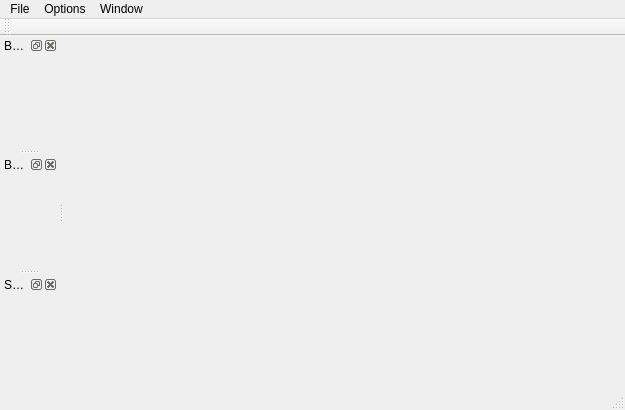
The window that ui/qhda.ui (pussbb/QHDA) describes before a commit, drawn with Qt 5.
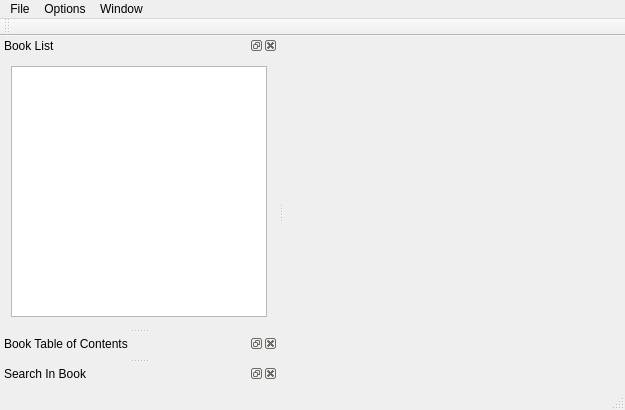
The same window after the commit.

Commit message: added saveing window layout

What changed in the file:
```diff
--- a/ui/qhda.ui
+++ b/ui/qhda.ui
@@ -62,14 +62,20 @@
    </attribute>
   </widget>
   <widget class="QStatusBar" name="statusBar"/>
-  <widget class="QDockWidget" name="BookList">
+  <widget class="QDockWidget" name="dBookList">
    <property name="windowTitle">
     <string>Book List</string>
    </property>
    <attribute name="dockWidgetArea">
     <number>1</number>
    </attribute>
-   <widget class="QWidget" name="BookListContent"/>
+   <widget class="QWidget" name="dBookListContent">
+    <layout class="QGridLayout" name="gridLayout">
+     <item row="0" column="0">
+      <widget class="QListWidget" name="BookList"/>
+     </item>
+    </layout>
+   </widget>
   </widget>
   <widget class="QDockWidget" name="BookTableContents">
    <property name="windowTitle">
```
Left out of the diff: 8 changed lines with no effect on the pictures. The commit also changes 3 other files.
